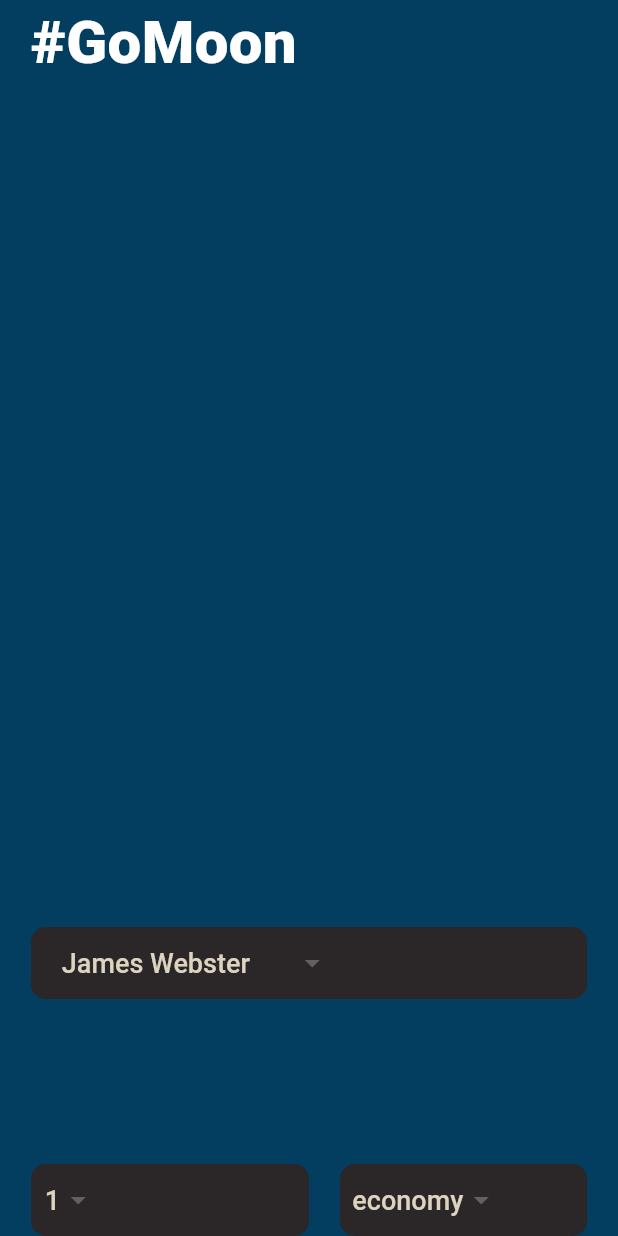
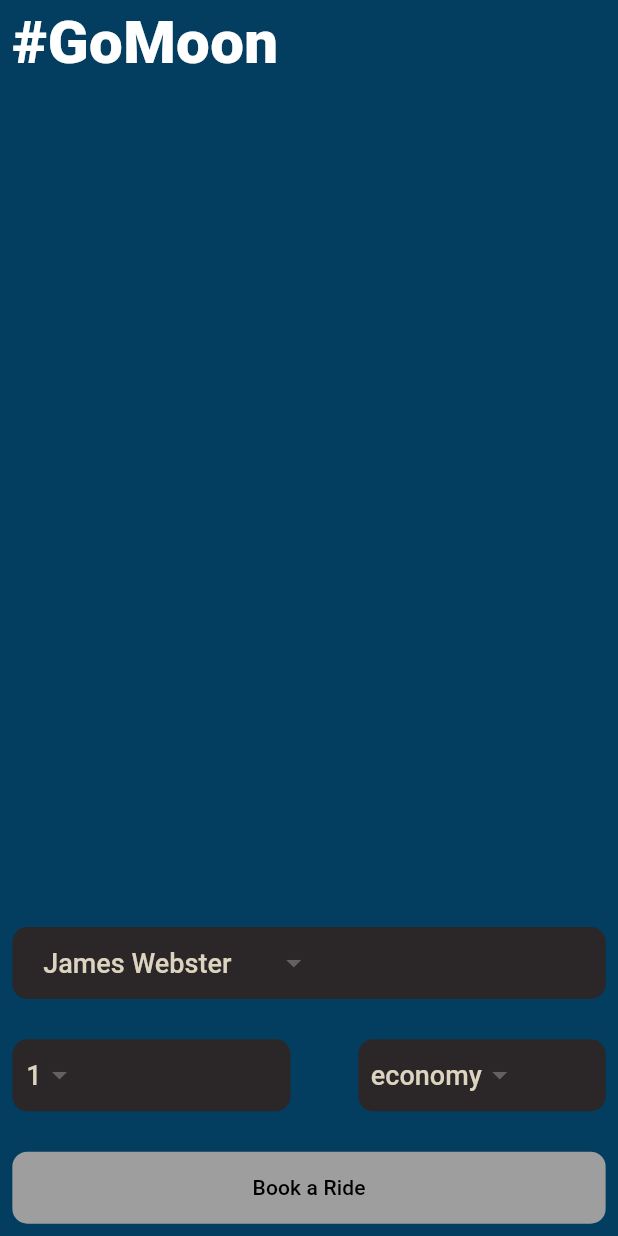
Before and after one commit to CaptainStorm21/flutter-gotomoon, a Flutter app: the screen it shows after launch, on a phone screen of 412 x 824 dp. Run offline on Flutter 3.47's test engine with Material 3 defaults, Android fonts, the phone set to English and light mode, and no system bars.

Commit message:
margis to the button bottom

```diff
--- a/lib/pages/home_page.dart
+++ b/lib/pages/home_page.dart
@@ -24,15 +24,12 @@ class HomePage extends StatelessWidget {
       color: Colors.blue.withGreen(132).withOpacity(.1),
       height: _deviceHeight,
       width: _deviceWidth,
-      padding: EdgeInsets.symmetric(horizontal: _deviceWidth * 0.05),
+      padding: EdgeInsets.symmetric(horizontal: _deviceWidth * 0.02),
       child: Column(
         mainAxisAlignment: MainAxisAlignment.spaceBetween,
         mainAxisSize: MainAxisSize.max,
         crossAxisAlignment: CrossAxisAlignment.start,
-        children: [
-          _pageTitle(),
-          _bookRideWidget()
-        ],
+        children: [_pageTitle(), _bookRideWidget()],
       ),
     )));
   }
@@ -60,21 +57,20 @@ class HomePage extends StatelessWidget {
     );
   }
 
-Widget _bookRideWidget(){
+  Widget _bookRideWidget() {
     return Container(
       height: _deviceHeight * .25,
       child: Column(
           mainAxisAlignment: MainAxisAlignment.spaceBetween,
           mainAxisSize: MainAxisSize.max,
           crossAxisAlignment: CrossAxisAlignment.center,
-      children:  [
+          children: [
             _destinationDropDownWidget(),
-        _travellersInformationWidget()
-
-      ]
-    ), );
+            _travellersInformationWidget(),
+            _riderButton()
+          ]),
+    );
   }
-
 
   Widget _destinationDropDownWidget() {
     return CustomDropDownButtonClass(values: const [
@@ -99,4 +95,24 @@ Widget _bookRideWidget(){
           ),
         ]);
   }
+
+  Widget _riderButton() {
+    return Container(
+        width: _deviceWidth,
+        margin: EdgeInsets.only(bottom: _deviceHeight * 0.01, ),
+        decoration: BoxDecoration(
+          color: Colors.grey,
+          borderRadius: BorderRadius.circular(10),
+        ),
+        child: MaterialButton(
+          onPressed: () {},
+          child: const Text("Book a Ride",
+          style: TextStyle(
+            color: Color.fromRGBO(0, 0, 0, 1)
+          )
+
+          ),
+
+        ));
   }
+}
```
Lines whose indentation alone changed are shown as unchanged.
